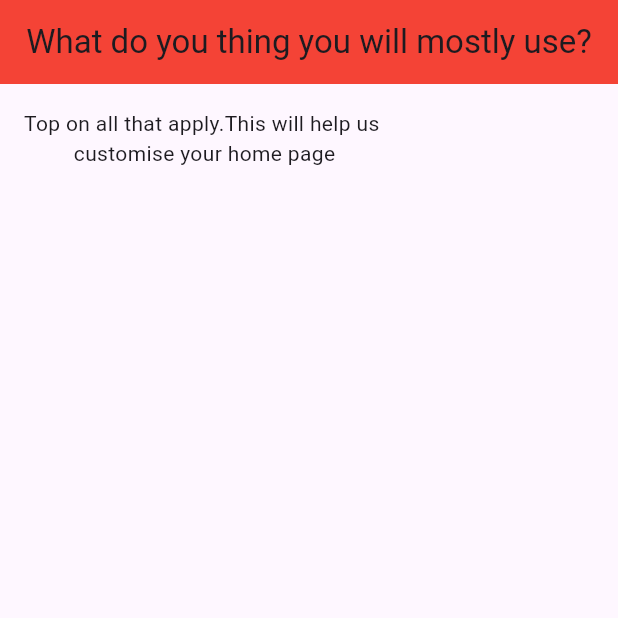
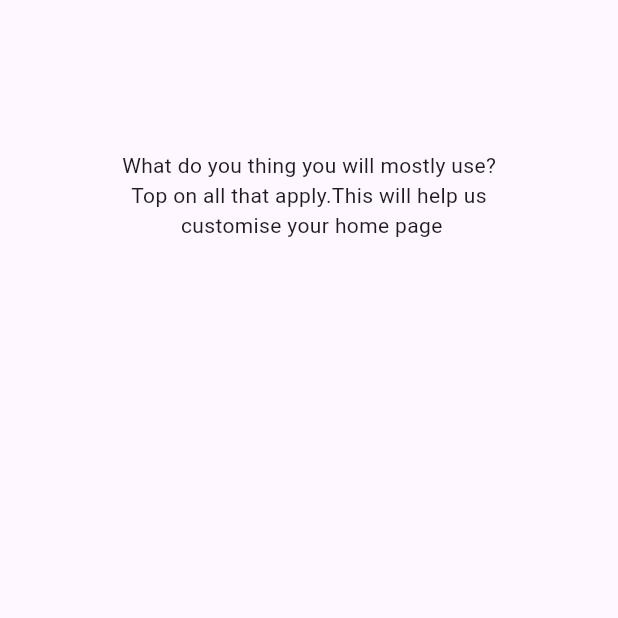
Before and after one commit to akhilapg/Design1, a Flutter app: the screen it shows after launch, on a phone screen of 412 x 824 dp, the top half of it. Run offline on Flutter 3.47's test engine with Material 3 defaults, Android fonts, the phone set to English and light mode, and no system bars.

Commit message:
i adjusted the codebase removed the appbar from sajad

```diff
--- a/lib/main.dart
+++ b/lib/main.dart
@@ -12,17 +12,14 @@ class MyApp extends StatelessWidget {
     return MaterialApp(
       debugShowCheckedModeBanner: false, //Root widget
       home: Scaffold(
-        appBar: AppBar(
-          backgroundColor: Colors.red,
-          centerTitle: true,
-          title: Text('What do you thing you will mostly use?'),
-        ),
+floatingActionButtonLocation: FloatingActionButtonLocation.centerFloat,
+        body: Column(
 
-        body: Column(
           crossAxisAlignment: CrossAxisAlignment.start,
           children: [
-            Padding(
-              padding: EdgeInsets.all(16.0),
+            SizedBox(height: 100,),
+            Align(alignment: Alignment.topCenter,child: Text('What do you thing you will mostly use?')),
+            Align(alignment: Alignment.center,
               child: Text(
                 'Top on all that apply.This will help us\n customise your home page',
                 textAlign: TextAlign.center,
@@ -37,3 +34,7 @@ class MyApp extends StatelessWidget {
     );
   }
 }
+class Example {
+  String? name;
+  double? age;
+}
--- a/pubspec.yaml
+++ b/pubspec.yaml
@@ -19,7 +19,7 @@ publish_to: 'none' # Remove this line if you wish to publish to pub.dev
 version: 1.0.0+1
 
 environment:
-  sdk: ^3.10.4
+  sdk: ">=3.9.0 <4.0.0"
 
 # Dependencies specify other packages that your package needs in order to work.
 # To automatically upgrade your package dependencies to the latest versions
```
Also changed, not shown: pubspec.lock.
